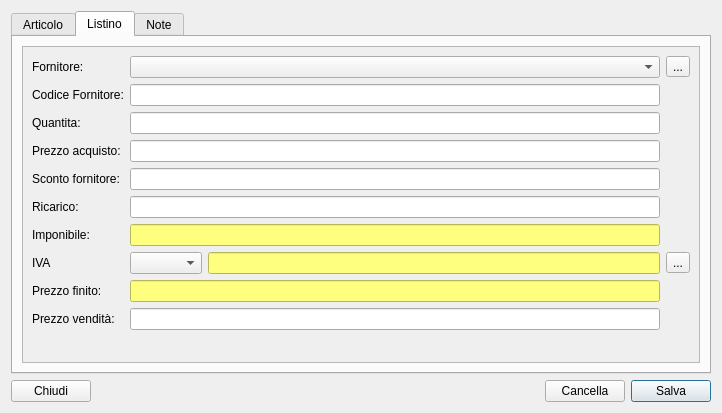
Old version of the form moduleMagazzino/articolodialog.ui in the repository kvsd/Gestionale.
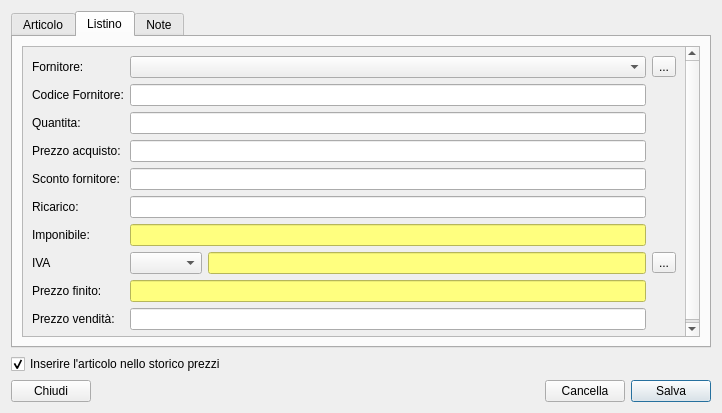
New version of the form. The open tabs and pages were chosen to show the change.

Commit message: Aggiunta l'opzione per non aggiornare lo storico

Patch:
```diff
--- a/moduleMagazzino/articolodialog.ui
+++ b/moduleMagazzino/articolodialog.ui
@@ -211,8 +211,8 @@
            <rect>
             <x>0</x>
             <y>0</y>
-            <width>680</width>
-            <height>315</height>
+            <width>271</width>
+            <height>310</height>
            </rect>
           </property>
           <layout class="QVBoxLayout" name="verticalLayout">
@@ -531,6 +531,16 @@
      </widget>
     </widget>
    </item>
+   <item>
+    <widget class="QCheckBox" name="updateStoricoCheckBox">
+     <property name="text">
+      <string>Inserire l'articolo nello storico prezzi</string>
+     </property>
+     <property name="checked">
+      <bool>true</bool>
+     </property>
+    </widget>
+   </item>
    <item>
     <layout class="QHBoxLayout" name="horizontalLayout">
      <item>
```
Left out of the diff: 42 changed lines with no effect on the pictures. The commit also changes 1 other file.
